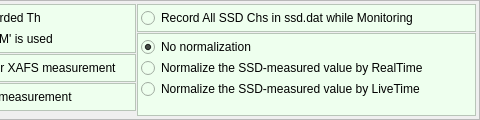
Before: the Qt Designer form Conditions.ui in mtab3/xafsm2, drawn with Qt 5; both pictures show x 207 to 687 and y 0 to 120 of the 687 by 120 pixel window.
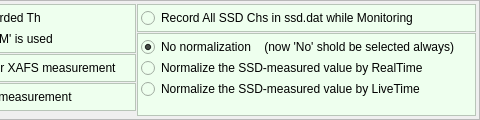
After: the same form once the commit is applied.

Diff of the .ui file:
```diff
--- a/Conditions.ui
+++ b/Conditions.ui
@@ -119,7 +119,7 @@
       <item row="0" column="0">
        <widget class="QRadioButton" name="radioButton">
         <property name="text">
-         <string>No normalization</string>
+         <string>No normalization    (now 'No' shold be selected always)</string>
         </property>
         <property name="checked">
          <bool>true</bool>
```
